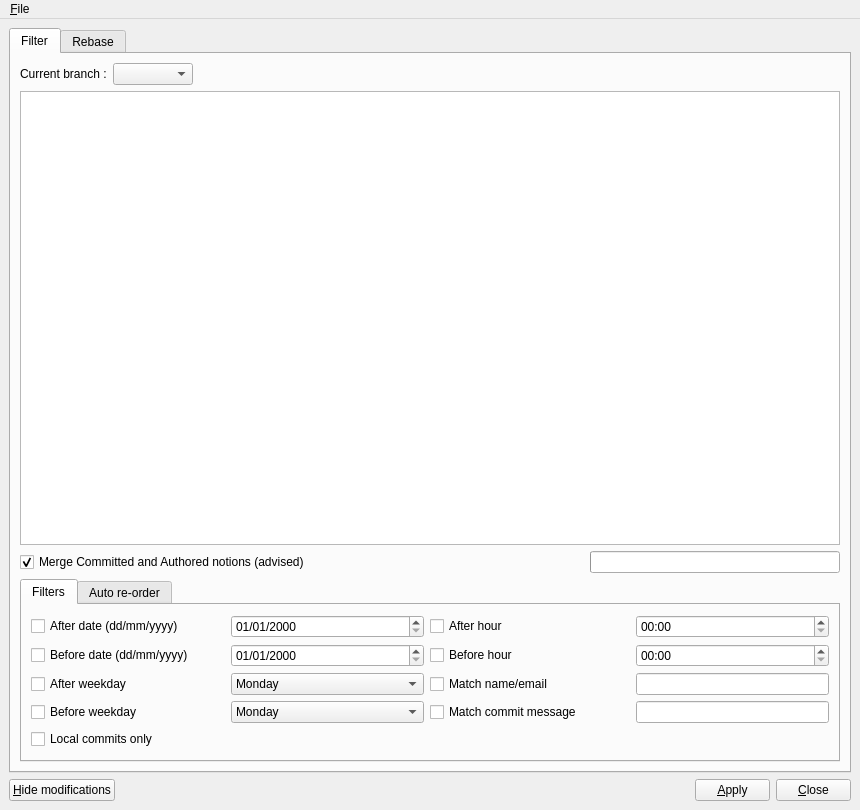
Before: the Qt Designer form gitbuster/main_window.ui in mike-perdide/gitbuster, drawn with Qt 5.
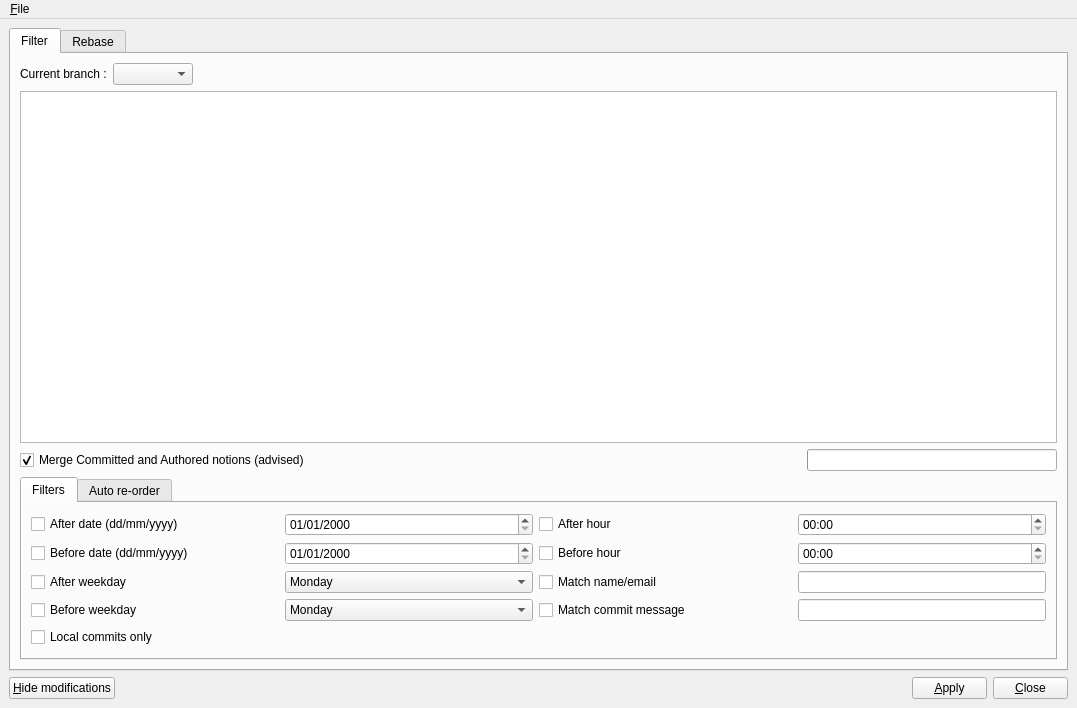
After: the same form once the commit is applied.

Commit message: Changing the default parameters of the UI (height, width).

The edit to the form file:
```diff
--- a/gitbuster/main_window.ui
+++ b/gitbuster/main_window.ui
@@ -6,8 +6,8 @@
    <rect>
     <x>0</x>
     <y>0</y>
-    <width>860</width>
-    <height>810</height>
+    <width>1077</width>
+    <height>708</height>
    </rect>
   </property>
   <property name="windowTitle">
@@ -847,7 +847,7 @@
     <rect>
      <x>0</x>
      <y>0</y>
-     <width>912</width>
+     <width>1077</width>
      <height>23</height>
     </rect>
    </property>
```
Left out of the diff: 12 changed lines with no effect on the pictures.
